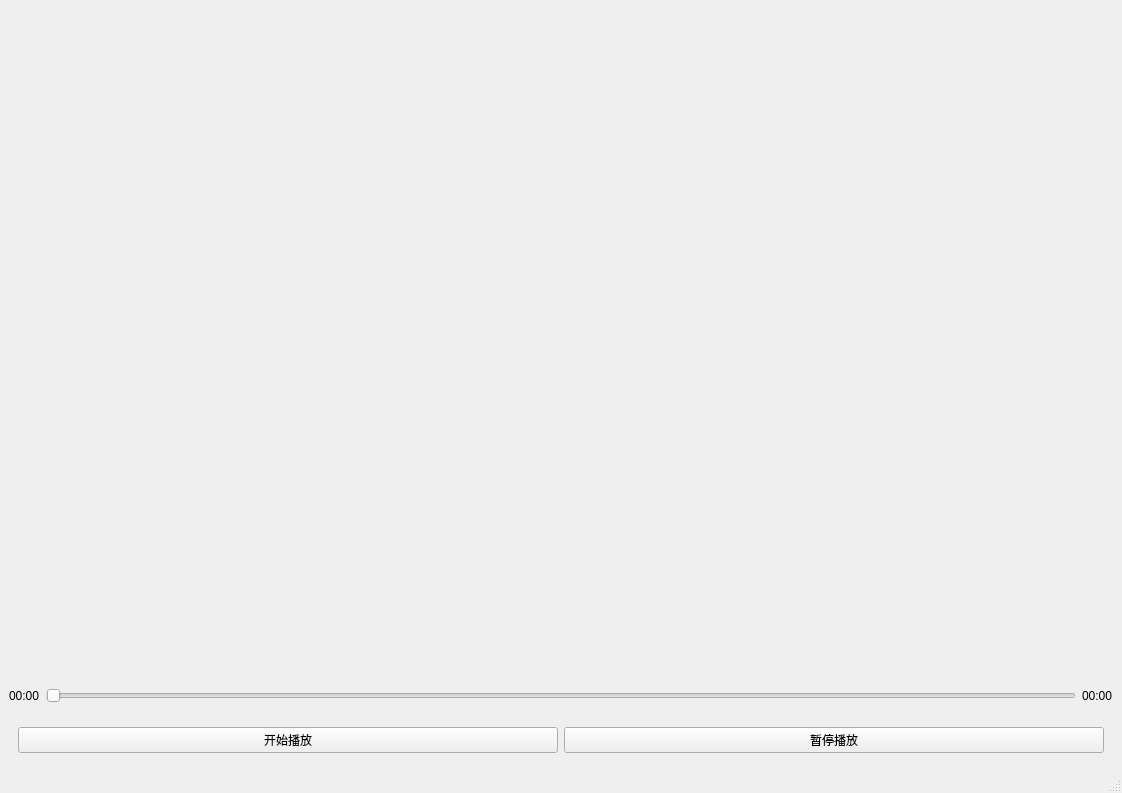
This is src/ui/mainwindow.ui in xyhez/TinyVideoProcessor as Qt 5 draws it before an edit. The edited form follows.
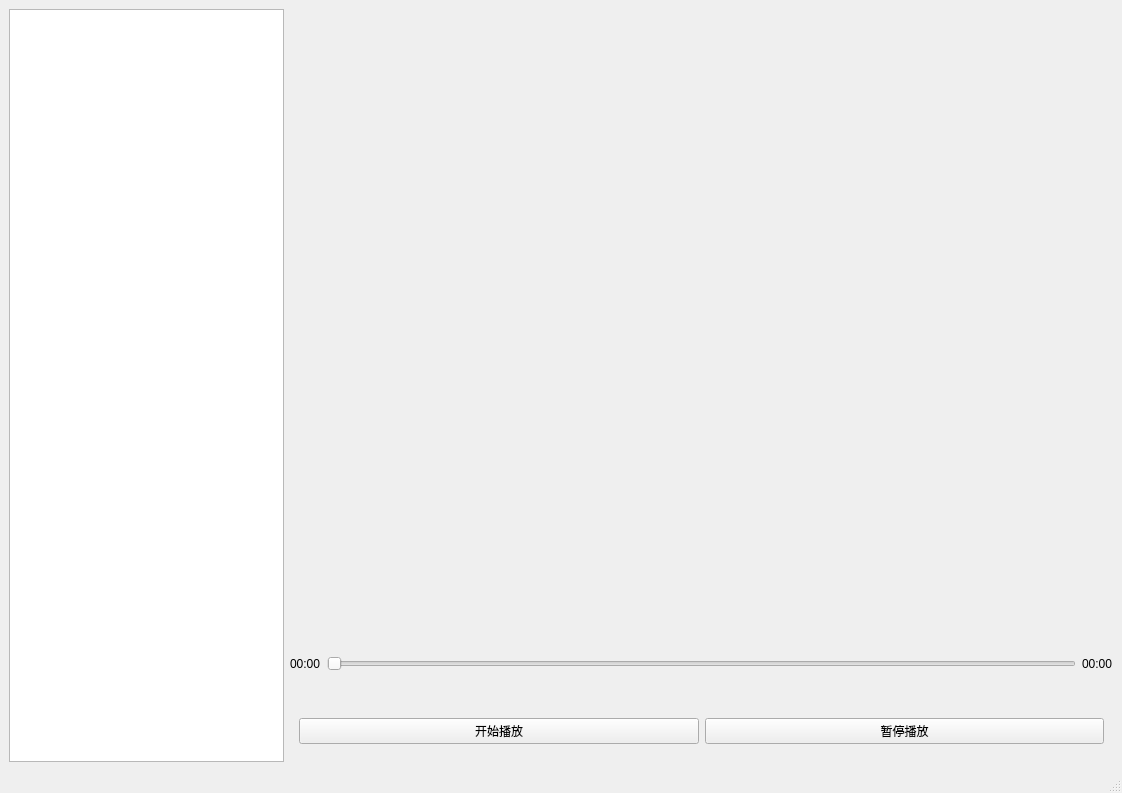
This is the edited form.

Commit message:
feat: 接入播放列表 UI 绑定
- 将主界面列表控件命名为 listWidget_files
- MainWindow 持有 PlaylistManager 并同步播放列表状态
- 启动默认文件加入播放列表并通过 IMediaSource 初始化播放
- 支持播放列表刷新和当前项选中同步
- 支持双击列表项切换媒体源并播放
- 增加 Ctrl+O 添加文件、Delete 删除选中项、Ctrl+Delete 清空列表快捷键
- 删除最后一个当前项或清空列表时关闭当前播放管线

Patch:
```diff
--- a/src/ui/mainwindow.ui
+++ b/src/ui/mainwindow.ui
@@ -14,7 +14,12 @@
    <string>MainWindow</string>
   </property>
   <widget class="QWidget" name="centralwidget">
-   <layout class="QVBoxLayout" name="verticalLayout" stretch="20,1,1">
+   <layout class="QHBoxLayout" name="horizontalLayout_3" stretch="1,3">
+    <item>
+     <widget class="QListWidget" name="listWidget_files"/>
+    </item>
+    <item>
+     <layout class="QVBoxLayout" name="verticalLayout" stretch="10,1,1">
     <item>
      <widget class="QWidget" name="video_widget" native="true"/>
     </item>
@@ -76,6 +81,8 @@
      </widget>
     </item>
    </layout>
+    </item>
+   </layout>
   </widget>
   <widget class="QMenuBar" name="menubar">
    <property name="geometry">
```
Left out of the diff: 2 changed lines with no effect on the pictures. Lines whose indentation alone changed are shown as unchanged. The commit also changes 2 other files.
